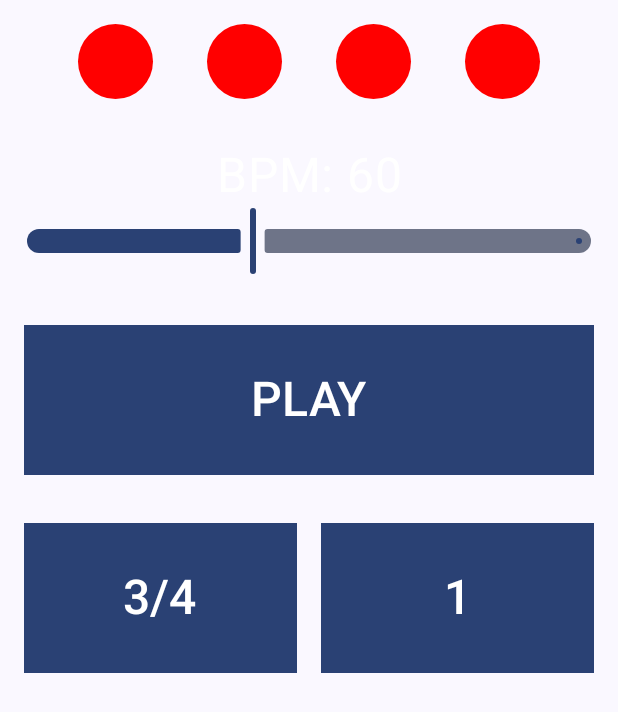
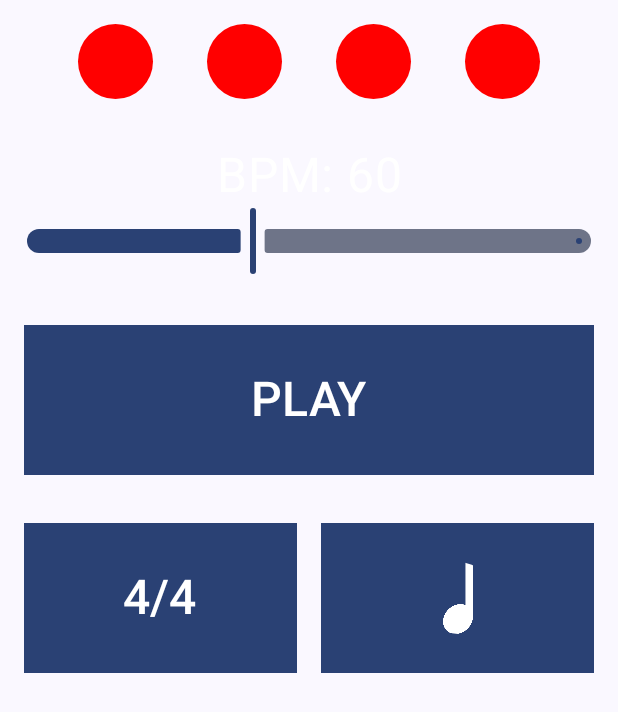
Before and after one commit to emanuellucas2/MetronomoEmPortugues, an Android app built with Jetpack Compose: the screen it shows after launch (MainActivity), on a phone screen of 412 x 824 dp. Shown: the top 712 px of the screen. Run offline under Robolectric (Android 15) with nearby library versions, the phone set to English and light mode, and no system bars; our stand-ins replace Dagger/Hilt's generated code.

Commit message:
Create Logic of Subdivision and Beats Buttons Add Icons for Subdivision

```diff
--- a/app/src/main/java/com/develrm/metronomoemportugues/data/model/MetronomeModel.kt
+++ b/app/src/main/java/com/develrm/metronomoemportugues/data/model/MetronomeModel.kt
@@ -1,7 +1,10 @@
 package com.develrm.metronomoemportugues.data.model
+
+import com.develrm.metronomoemportugues.data.model.enum.BeatsEnum
+import com.develrm.metronomoemportugues.data.model.enum.SubdivisionEnum
 
 data class MetronomeModel(
     val bpm: Int,
-    val beats: Int,
-    val subdivision: Int
+    val beats: BeatsEnum,
+    val subdivision: SubdivisionEnum
     )
--- a/app/src/main/java/com/develrm/metronomoemportugues/data/model/enum/BeatsEnum.kt
+++ b/app/src/main/java/com/develrm/metronomoemportugues/data/model/enum/BeatsEnum.kt
@@ -4,5 +4,9 @@ enum class BeatsEnum(val value: Int, val bar: String) {
     TWO(2,"2/4"),
     THREE(3,"3/4"),
     FOUR(4,"4/4"),
-    SIX(6,"6/8")
+    SIX(6,"6/8");
+    fun next(): BeatsEnum {
+        val values = values()
+        return values[(this.ordinal + 1) % values.size]
+    }
 }
--- a/app/src/main/java/com/develrm/metronomoemportugues/data/model/enum/SubdivisionEnum.kt
+++ b/app/src/main/java/com/develrm/metronomoemportugues/data/model/enum/SubdivisionEnum.kt
@@ -1,7 +1,15 @@
 package com.develrm.metronomoemportugues.data.model.enum
 
-enum class SubdivisionEnum(val value: Int) {
-    ONE(1),
-    TWO(2),
-    FOUR(4)
+import com.develrm.metronomoemportugues.R
+
+enum class SubdivisionEnum(val value: Int,val iconId: Int) {
+    ONE(1, R.drawable.one),
+    TWO(2, R.drawable.two),
+    FOUR(4, R.drawable.four);
+
+    fun next(): SubdivisionEnum {
+        val values = SubdivisionEnum.values()
+        return values[(this.ordinal + 1) % values.size]
+    }
+
 }
--- a/app/src/main/java/com/develrm/metronomoemportugues/data/repository/MetronomeRepository.kt
+++ b/app/src/main/java/com/develrm/metronomoemportugues/data/repository/MetronomeRepository.kt
@@ -25,8 +25,8 @@ class MetronomeRepository(@ApplicationContext context: Context) {
         } else {
             MetronomeModel(
                 bpm = 60,
-                beats = BeatsEnum.FOUR.value,
-                subdivision = SubdivisionEnum.ONE.value
+                beats = BeatsEnum.FOUR,
+                subdivision = SubdivisionEnum.ONE
             )
         }
     }
--- a/app/src/main/java/com/develrm/metronomoemportugues/ui/MainActivity.kt
+++ b/app/src/main/java/com/develrm/metronomoemportugues/ui/MainActivity.kt
@@ -18,6 +18,8 @@ import androidx.compose.foundation.layout.size
 import androidx.compose.foundation.layout.width
 import androidx.compose.foundation.shape.CircleShape
 import androidx.compose.material3.Button
+import androidx.compose.material3.Icon
+import androidx.compose.material3.IconButton
 import androidx.compose.material3.MaterialTheme
 import androidx.compose.material3.Slider
 import androidx.compose.material3.Surface
@@ -30,10 +32,14 @@ import androidx.compose.runtime.remember
 import androidx.compose.ui.Modifier
 import androidx.compose.ui.graphics.Color
 import androidx.compose.ui.graphics.RectangleShape
+import androidx.compose.ui.res.painterResource
 import androidx.compose.ui.text.style.TextAlign
 import androidx.compose.ui.unit.dp
 import androidx.compose.ui.unit.sp
 import androidx.hilt.navigation.compose.hiltViewModel
+import com.develrm.metronomoemportugues.R
+import com.develrm.metronomoemportugues.data.model.enum.BeatsEnum
+import com.develrm.metronomoemportugues.data.model.enum.SubdivisionEnum
 import com.develrm.metronomoemportugues.ui.theme.MetronomoEmPortuguesTheme
 import com.develrm.metronomoemportugues.viewmodel.MetronomeViewModel
 import dagger.hilt.android.AndroidEntryPoint
@@ -112,7 +118,8 @@ fun Circle() {
 
 @Composable
 fun Buttons() {
-
+    val viewModel: MetronomeViewModel = hiltViewModel()
+    val metronome by viewModel.metronome.collectAsState()
     Column(modifier = Modifier
         .fillMaxWidth()) {
         Row (modifier = Modifier
@@ -132,23 +139,47 @@ fun Buttons() {
             .padding(16.dp),
             horizontalArrangement = Arrangement.SpaceEvenly){
 
-            Button(onClick = {  },
+            Button(onClick = {
+                                viewModel.updateBeats(metronome.beats.next())
+                            },
                 modifier = Modifier
                     .weight(1f)
                     .height(100.dp),
                 shape = RectangleShape) {
-                Text(text = "3/4", fontSize = 32.sp)
+                Text(text = metronome.beats.bar, fontSize = 32.sp)
             }
             Spacer(modifier = Modifier.width(16.dp))
-            Button(onClick = {  },
+            Button(onClick = {
+                                 viewModel.updateSubdivision(metronome.subdivision.next())
+                             },
                 modifier = Modifier
                     .weight(1f)
                     .height(100.dp),
                 shape = RectangleShape) {
-                Text(text = "1", fontSize = 32.sp)
+                IconActionButton(
+                    iconResourceId = metronome.subdivision.iconId
+                ) {
+                    viewModel.updateSubdivision(metronome.subdivision.next())
+                }
             }
         }
     }
+}
 
-
+@Composable
+fun IconActionButton(
+    iconResourceId: Int,
+    onClick: () -> Unit
+) {
+    IconButton(
+        onClick = onClick,
+        modifier = Modifier
+            .size(48.dp)
+    ) {
+        // Load the icon using painterResource
+        Icon(
+            painter = painterResource(id = iconResourceId),
+            contentDescription = null
+        )
+    }
 }
--- a/app/src/main/java/com/develrm/metronomoemportugues/viewmodel/MetronomeViewModel.kt
+++ b/app/src/main/java/com/develrm/metronomoemportugues/viewmodel/MetronomeViewModel.kt
@@ -16,8 +16,8 @@ import javax.inject.Inject
 class MetronomeViewModel @Inject constructor(private val repository: MetronomeRepository) : ViewModel() {
 
     private val _metronome = MutableStateFlow<MetronomeModel>(MetronomeModel(60,
-                                                                                BeatsEnum.FOUR.value,
-                                                                                SubdivisionEnum.ONE.value
+                                                                                BeatsEnum.FOUR,
+                                                                                SubdivisionEnum.ONE
                                                                             )
                                                              )
     val metronome: StateFlow<MetronomeModel> = _metronome
@@ -33,11 +33,11 @@ class MetronomeViewModel @Inject constructor(private val repository: MetronomeRe
         saveMetronome()
     }
 
-    fun updateBeats(newBeats: Int) {
+    fun updateBeats(newBeats: BeatsEnum) {
         _metronome.value = _metronome.value.copy(beats = newBeats)
     }
 
-    fun updateSubdivision(newSubdivision: Int) {
+    fun updateSubdivision(newSubdivision: SubdivisionEnum) {
         _metronome.value = _metronome.value.copy(subdivision = newSubdivision)
     }
 
```
Also changed, not shown: app/src/main/res/drawable/four.png (added), app/src/main/res/drawable/one.png (added), app/src/main/res/drawable/two.png (added).
